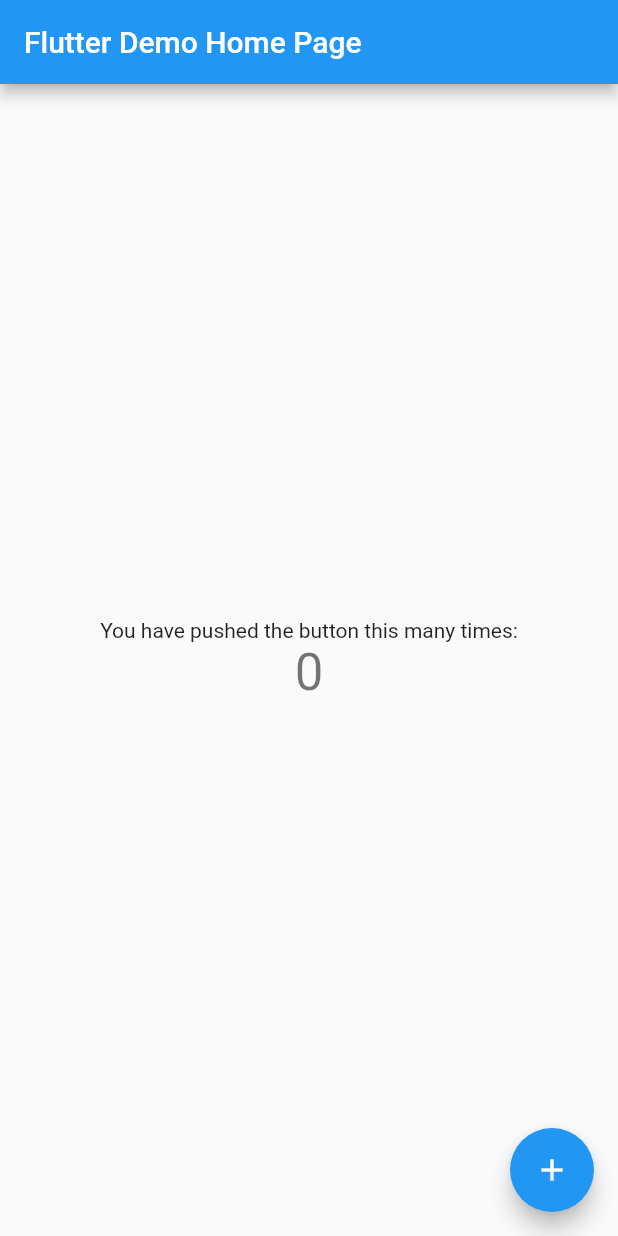
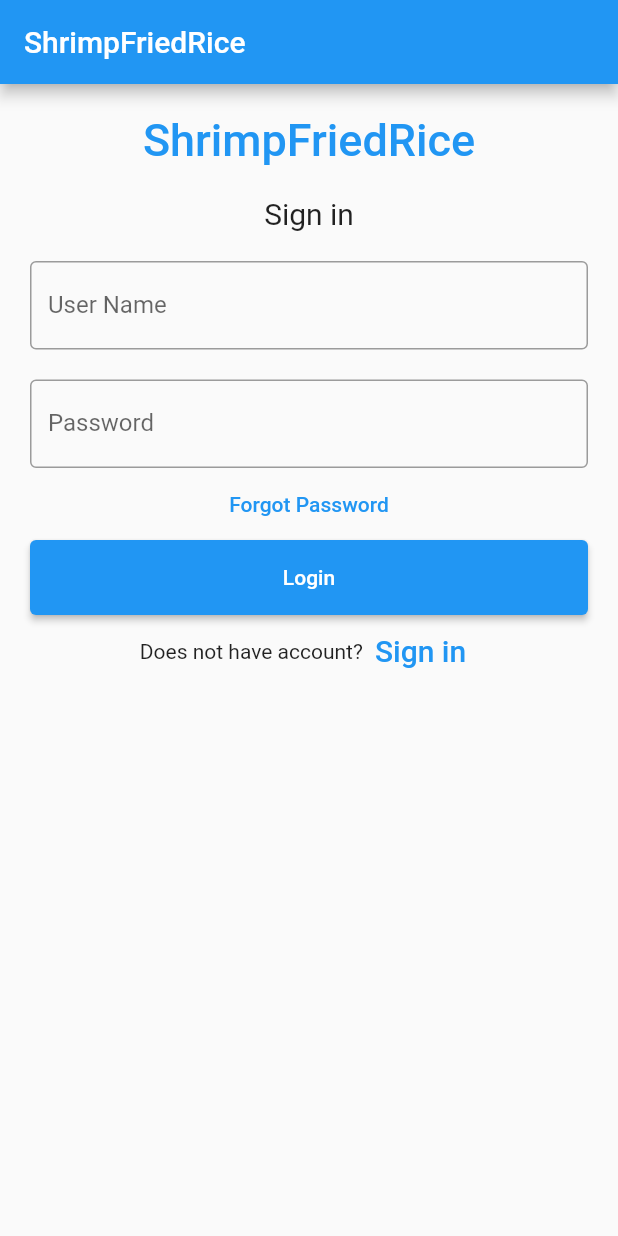
Before and after one commit to AnthonyLimanto/SEPT_Project, a Flutter app: the screen it shows after launch, on a phone screen of 412 x 824 dp. Run offline on Flutter 3.47's test engine with Material 2 defaults, Android fonts, the phone set to English and light mode, and no system bars.

Commit message:
Basic LoginPage
Created LoginPage for users/doctors

```diff
--- a/shrimpfriedrice/lib/main.dart
+++ b/shrimpfriedrice/lib/main.dart
@@ -1,115 +1,113 @@
 import 'package:flutter/material.dart';
 
-void main() {
-  runApp(const MyApp());
-}
+void main() => runApp(const MyApp());
 
 class MyApp extends StatelessWidget {
   const MyApp({Key? key}) : super(key: key);
 
-  // This widget is the root of your application.
+  static const String _title = 'ShrimpFriedRice';
+
   @override
   Widget build(BuildContext context) {
     return MaterialApp(
-      title: 'Flutter Demo',
-      theme: ThemeData(
-        // This is the theme of your application.
-        //
-        // Try running your application with "flutter run". You'll see the
-        // application has a blue toolbar. Then, without quitting the app, try
-        // changing the primarySwatch below to Colors.green and then invoke
-        // "hot reload" (press "r" in the console where you ran "flutter run",
-        // or simply save your changes to "hot reload" in a Flutter IDE).
-        // Notice that the counter didn't reset back to zero; the application
-        // is not restarted.
-        primarySwatch: Colors.blue,
+      title: _title,
+      home: Scaffold(
+        appBar: AppBar(title: const Text(_title)),
+        body: const MyStatefulWidget(),
       ),
-      home: const MyHomePage(title: 'Flutter Demo Home Page'),
     );
   }
 }
 
-class MyHomePage extends StatefulWidget {
-  const MyHomePage({Key? key, required this.title}) : super(key: key);
-
-  // This widget is the home page of your application. It is stateful, meaning
-  // that it has a State object (defined below) that contains fields that affect
-  // how it looks.
-
-  // This class is the configuration for the state. It holds the values (in this
-  // case the title) provided by the parent (in this case the App widget) and
-  // used by the build method of the State. Fields in a Widget subclass are
-  // always marked "final".
-
-  final String title;
+class MyStatefulWidget extends StatefulWidget {
+  const MyStatefulWidget({Key? key}) : super(key: key);
 
   @override
-  State<MyHomePage> createState() => _MyHomePageState();
+  State<MyStatefulWidget> createState() => _MyStatefulWidgetState();
 }
 
-class _MyHomePageState extends State<MyHomePage> {
-  int _counter = 0;
-
-  void _incrementCounter() {
-    setState(() {
-      // This call to setState tells the Flutter framework that something has
-      // changed in this State, which causes it to rerun the build method below
-      // so that the display can reflect the updated values. If we changed
-      // _counter without calling setState(), then the build method would not be
-      // called again, and so nothing would appear to happen.
-      _counter++;
-    });
-  }
+class _MyStatefulWidgetState extends State<MyStatefulWidget> {
+  TextEditingController nameController = TextEditingController();
+  TextEditingController passwordController = TextEditingController();
 
   @override
   Widget build(BuildContext context) {
-    // This method is rerun every time setState is called, for instance as done
-    // by the _incrementCounter method above.
-    //
-    // The Flutter framework has been optimized to make rerunning build methods
-    // fast, so that you can just rebuild anything that needs updating rather
-    // than having to individually change instances of widgets.
-    return Scaffold(
-      appBar: AppBar(
-        // Here we take the value from the MyHomePage object that was created by
-        // the App.build method, and use it to set our appbar title.
-        title: Text(widget.title),
-      ),
-      body: Center(
-        // Center is a layout widget. It takes a single child and positions it
-        // in the middle of the parent.
-        child: Column(
-          // Column is also a layout widget. It takes a list of children and
-          // arranges them vertically. By default, it sizes itself to fit its
-          // children horizontally, and tries to be as tall as its parent.
-          //
-          // Invoke "debug painting" (press "p" in the console, choose the
-          // "Toggle Debug Paint" action from the Flutter Inspector in Android
-          // Studio, or the "Toggle Debug Paint" command in Visual Studio Code)
-          // to see the wireframe for each widget.
-          //
-          // Column has various properties to control how it sizes itself and
-          // how it positions its children. Here we use mainAxisAlignment to
-          // center the children vertically; the main axis here is the vertical
-          // axis because Columns are vertical (the cross axis would be
-          // horizontal).
-          mainAxisAlignment: MainAxisAlignment.center,
+    return Padding(
+        padding: const EdgeInsets.all(10),
+        child: ListView(
           children: <Widget>[
-            const Text(
-              'You have pushed the button this many times:',
+            Container(
+                alignment: Alignment.center,
+                padding: const EdgeInsets.all(10),
+                child: const Text(
+                  'ShrimpFriedRice',
+                  style: TextStyle(
+                      color: Colors.blue,
+                      fontWeight: FontWeight.w500,
+                      fontSize: 30),
+                )),
+            Container(
+                alignment: Alignment.center,
+                padding: const EdgeInsets.all(10),
+                child: const Text(
+                  'Sign in',
+                  style: TextStyle(fontSize: 20),
+                )),
+            Container(
+              padding: const EdgeInsets.all(10),
+              child: TextField(
+                controller: nameController,
+                decoration: const InputDecoration(
+                  border: OutlineInputBorder(),
+                  labelText: 'User Name',
+                ),
+              ),
             ),
-            Text(
-              '$_counter',
-              style: Theme.of(context).textTheme.headline4,
+            Container(
+              padding: const EdgeInsets.fromLTRB(10, 10, 10, 0),
+              child: TextField(
+                obscureText: true,
+                controller: passwordController,
+                decoration: const InputDecoration(
+                  border: OutlineInputBorder(),
+                  labelText: 'Password',
+                ),
+              ),
+            ),
+            TextButton(
+              onPressed: () {
+                //forgot password screen
+              },
+              child: const Text(
+                'Forgot Password',
+              ),
+            ),
+            Container(
+                height: 50,
+                padding: const EdgeInsets.fromLTRB(10, 0, 10, 0),
+                child: ElevatedButton(
+                  child: const Text('Login'),
+                  onPressed: () {
+                    print(nameController.text);
+                    print(passwordController.text);
+                  },
+                )),
+            Row(
+              mainAxisAlignment: MainAxisAlignment.center,
+              children: <Widget>[
+                const Text('Does not have account?'),
+                TextButton(
+                  child: const Text(
+                    'Sign in',
+                    style: TextStyle(fontSize: 20),
+                  ),
+                  onPressed: () {
+                    //signup screen
+                  },
+                )
+              ],
             ),
           ],
-        ),
-      ),
-      floatingActionButton: FloatingActionButton(
-        onPressed: _incrementCounter,
-        tooltip: 'Increment',
-        child: const Icon(Icons.add),
-      ), // This trailing comma makes auto-formatting nicer for build methods.
-    );
+        ));
   }
 }
```
